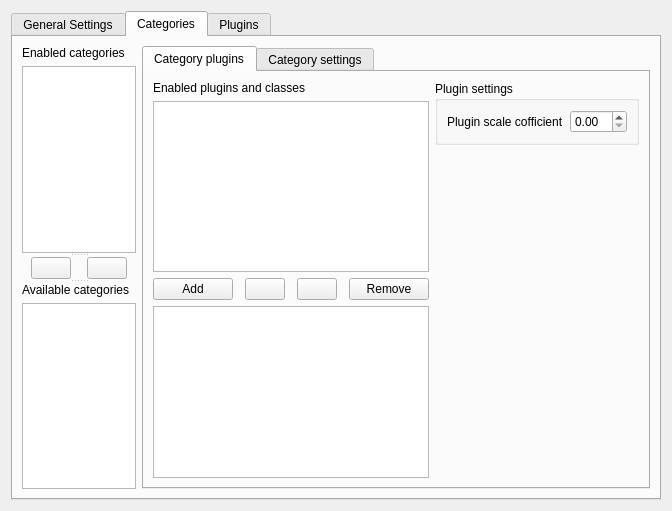
Above: runtime/service/kcm/main_kcm2.ui from KDE/nepomuk-web-extractor before the change. Below: the same form after it.
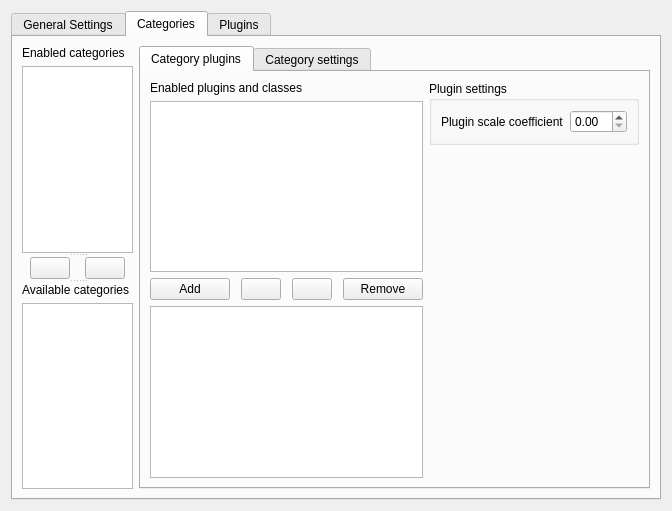
That is the form after the change. Custom widgets are drawn as their Qt base class.

Diff of the .ui file:
```diff
--- a/runtime/service/kcm/main_kcm2.ui
+++ b/runtime/service/kcm/main_kcm2.ui
@@ -351,7 +351,7 @@
                   <item>
                    <widget class="QLabel" name="label_14">
                     <property name="text">
-                     <string>Plugin scale cofficient</string>
+                     <string>Plugin scale coefficient</string>
                     </property>
                    </widget>
                   </item>
```
